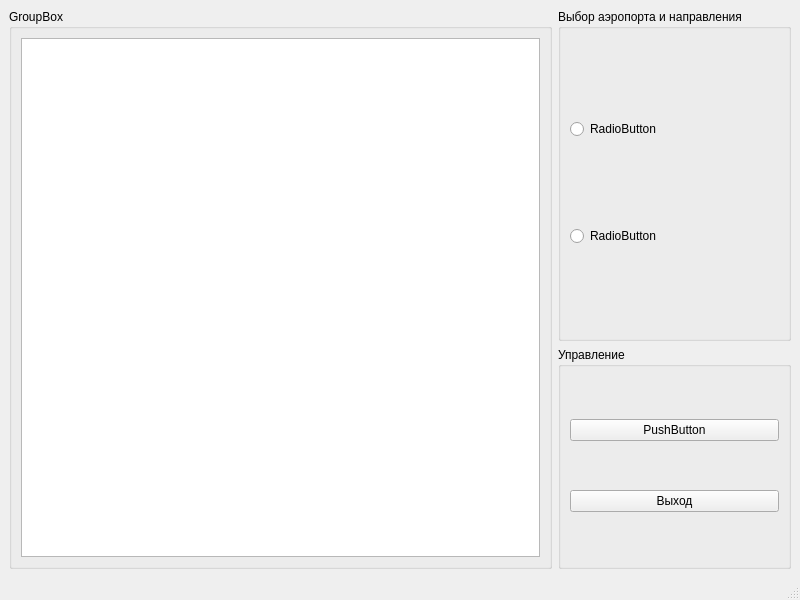
The window that mainwindow.ui (MiBeloz/HW-qt7-diplom) describes before a commit, drawn with Qt 5.
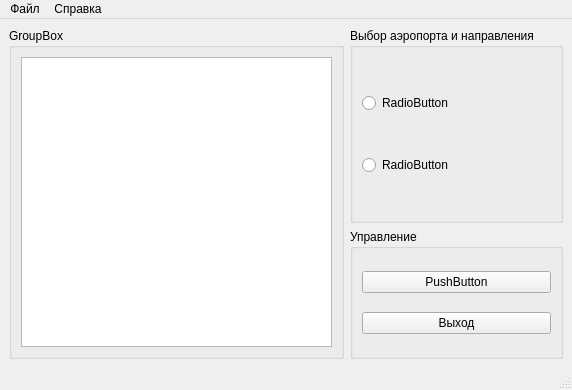
The same window after the commit.

```diff
--- a/mainwindow.ui
+++ b/mainwindow.ui
@@ -6,10 +6,28 @@
    <rect>
     <x>0</x>
     <y>0</y>
-    <width>800</width>
-    <height>600</height>
+    <width>572</width>
+    <height>390</height>
    </rect>
   </property>
+  <property name="sizePolicy">
+   <sizepolicy hsizetype="Preferred" vsizetype="Preferred">
+    <horstretch>0</horstretch>
+    <verstretch>0</verstretch>
+   </sizepolicy>
+  </property>
+  <property name="minimumSize">
+   <size>
+    <width>480</width>
+    <height>360</height>
+   </size>
+  </property>
+  <property name="maximumSize">
+   <size>
+    <width>1920</width>
+    <height>1080</height>
+   </size>
+  </property>
   <property name="windowTitle">
    <string>Инспектор Аэропортов</string>
   </property>
@@ -90,10 +108,24 @@
     <rect>
      <x>0</x>
      <y>0</y>
-     <width>800</width>
-     <height>21</height>
+     <width>572</width>
+     <height>22</height>
     </rect>
    </property>
+   <widget class="QMenu" name="file">
+    <property name="title">
+     <string>Файл</string>
+    </property>
+    <addaction name="settings"/>
+   </widget>
+   <widget class="QMenu" name="help">
+    <property name="title">
+     <string>Справка</string>
+    </property>
+    <addaction name="about"/>
+   </widget>
+   <addaction name="file"/>
+   <addaction name="help"/>
   </widget>
   <widget class="QStatusBar" name="statusbar"/>
  </widget>
```
Left out of the diff: 10 changed lines with no effect on the pictures.
